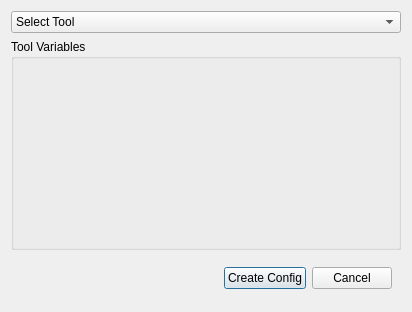
psrc/urbansim, file opus_gui/data_manager/views/configuretool.ui: the form before one commit.
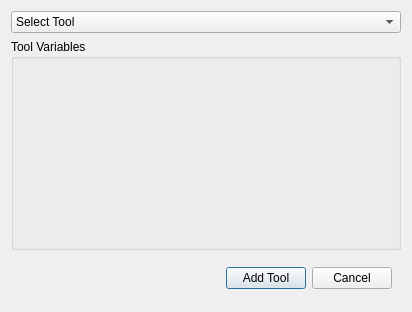
The form after the commit.

The edit to the form file:
```diff
--- a/opus_gui/data_manager/views/configuretool.ui
+++ b/opus_gui/data_manager/views/configuretool.ui
@@ -54,7 +54,7 @@
       <item row="0" column="1" >
        <widget class="QPushButton" name="createConfig" >
         <property name="text" >
-         <string>Create Config</string>
+         <string>Add Tool</string>
         </property>
        </widget>
       </item>
```
